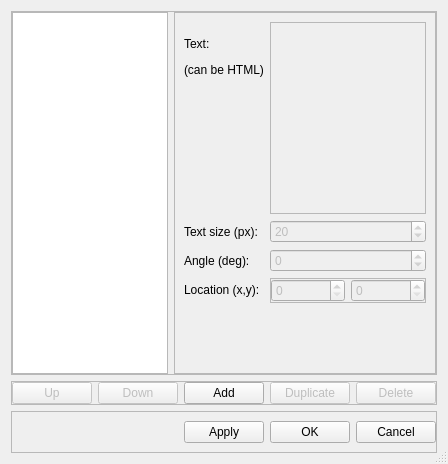
Above: src/DialogEditAnnotations.ui from gdevic/Z80Explorer before the change. Below: the same form after it.
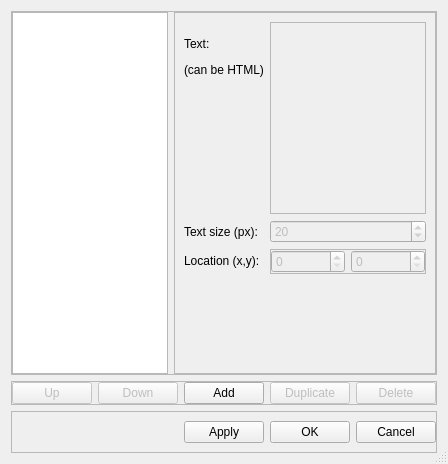
That is the form after the change.

Commit message: Annotations corrected rendering and removing angle

The edit to the form file:
```diff
--- a/src/DialogEditAnnotations.ui
+++ b/src/DialogEditAnnotations.ui
@@ -90,37 +90,14 @@
            </property>
           </widget>
          </item>
-         <item row="4" column="0">
-          <widget class="QLabel" name="label_angle">
-           <property name="text">
-            <string>Angle (deg):</string>
-           </property>
-          </widget>
-         </item>
-         <item row="4" column="1">
-          <widget class="QSpinBox" name="spinAngle">
-           <property name="enabled">
-            <bool>false</bool>
-           </property>
-           <property name="minimum">
-            <number>-90</number>
-           </property>
-           <property name="maximum">
-            <number>90</number>
-           </property>
-           <property name="singleStep">
-            <number>45</number>
-           </property>
-          </widget>
-         </item>
-         <item row="6" column="0">
+         <item row="5" column="0">
           <widget class="QLabel" name="label_location">
            <property name="text">
             <string>Location (x,y):</string>
            </property>
           </widget>
          </item>
-         <item row="6" column="1">
+         <item row="5" column="1">
           <widget class="QFrame" name="frame_location">
            <property name="frameShape">
             <enum>QFrame::StyledPanel</enum>
@@ -170,7 +147,7 @@
            </layout>
           </widget>
          </item>
-         <item row="8" column="1">
+         <item row="7" column="1">
           <spacer name="verticalSpacer">
            <property name="orientation">
             <enum>Qt::Vertical</enum>
```
Left out of the diff: 14 changed lines with no effect on the pictures. The commit also changes 4 other files.
